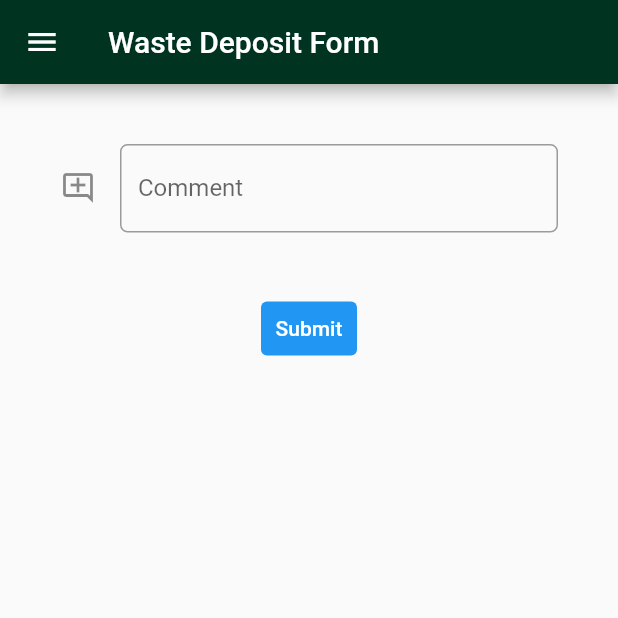
After one commit to arkanalexei/scrap.py-mobile, a Flutter app: the CommentFormPage screen opened directly, on a phone screen of 412 x 824 dp, the top half of it. The commit adds this screen. Run offline on Flutter 3.47's test engine with Material 2 defaults, Android fonts, the phone set to English and light mode, and no system bars; missing offline and left inert: pbp_django_auth.

Commit message:
comment form & comment model

```diff
--- a/lib/drawer.dart
+++ b/lib/drawer.dart
@@ -2,6 +2,7 @@ import 'package:flutter/material.dart';
 import 'package:scrappy/main.dart';
 import 'package:scrappy/pages/deposit/deposit.dart';
 import 'package:scrappy/pages/deposit/form.dart';
+import 'package:scrappy/pages/leaderboard/formComment.dart';
 import 'package:scrappy/pages/login.dart';
 import 'package:scrappy/pages/register.dart';
 import 'package:scrappy/pages/newsList.dart';
@@ -233,13 +234,13 @@ class _PublicDrawerState extends State<PublicDrawer> {
                 Visibility(
                   visible: context.watch<UserProvider>().getLogin,
                   child: ListTile(
-                    title: const Text('Waste Deposit Form'),
+                    title: const Text('Comment Form'),
                     onTap: () {
                       // Route menu ke halaman form
                       Navigator.pushReplacement(
                         context,
                         MaterialPageRoute(
-                            builder: (context) => const DepositFormPage()),
+                            builder: (context) => const CommentFormPage()),
                       );
                     },
                   ),
--- /dev/null
+++ b/lib/pages/deposit/comment.dart
@@ -0,0 +1,61 @@
+// To parse this JSON data, do
+//
+//     final comment = commentFromJson(jsonString);
+
+import 'dart:convert';
+
+List<Comment> commentFromJson(String str) => List<Comment>.from(json.decode(str).map((x) => Comment.fromJson(x)));
+
+String commentToJson(List<Comment> data) => json.encode(List<dynamic>.from(data.map((x) => x.toJson())));
+
+class Comment {
+    Comment({
+        required this.model,
+        required this.pk,
+        required this.fields,
+    });
+
+    String model;
+    int pk;
+    Fields fields;
+
+    factory Comment.fromJson(Map<String, dynamic> json) => Comment(
+        model: json["model"],
+        pk: json["pk"],
+        fields: Fields.fromJson(json["fields"]),
+    );
+
+    Map<String, dynamic> toJson() => {
+        "model": model,
+        "pk": pk,
+        "fields": fields.toJson(),
+    };
+}
+
+class Fields {
+    Fields({
+        required this.user,
+        required this.nama,
+        required this.comment,
+        required this.dateAdded,
+    });
+
+    int user;
+    String nama;
+    String comment;
+    DateTime dateAdded;
+
+    factory Fields.fromJson(Map<String, dynamic> json) => Fields(
+        user: json["user"],
+        nama: json["nama"],
+        comment: json["comment"],
+        dateAdded: DateTime.parse(json["date_added"]),
+    );
+
+    Map<String, dynamic> toJson() => {
+        "user": user,
+        "nama": nama,
+        "comment": comment,
+        "date_added": "${dateAdded.year.toString().padLeft(4, '0')}-${dateAdded.month.toString().padLeft(2, '0')}-${dateAdded.day.toString().padLeft(2, '0')}",
+    };
+}
--- /dev/null
+++ b/lib/pages/leaderboard/formComment.dart
@@ -0,0 +1,114 @@
+import 'dart:convert';
+
+import 'package:flutter/material.dart';
+import 'package:pbp_django_auth/pbp_django_auth.dart';
+import 'package:provider/provider.dart';
+import 'package:scrappy/drawer.dart';
+import 'package:scrappy/pages/deposit/deposit.dart';
+import '../../providers/constants.dart';
+
+class CommentFormPage extends StatefulWidget {
+  const CommentFormPage({super.key});
+
+  @override
+  State<CommentFormPage> createState() => _CommentFormState();
+}
+
+class _CommentFormState extends State<CommentFormPage> {
+  final _formKey = GlobalKey<FormState>();
+
+  /** Form Data (state) */
+  String _comment = '';
+  String _description = "";
+  // int user; // automatic
+  // DateTime date_time; // automatic
+
+  @override
+  Widget build(BuildContext context) {
+    final request = context.watch<CookieRequest>();
+    return Scaffold(
+      drawer: const PublicDrawer(),
+      appBar: AppBar(
+        title: const Text("Waste Deposit Form"),
+        backgroundColor: const Color(0xFF003320),
+      ),
+      body: SafeArea(
+        minimum: const EdgeInsets.all(20),
+        child: Center(
+          child: Column(
+            children: [
+              Form(
+                key: _formKey,
+                child: SingleChildScrollView(
+                  child: Padding(
+                    padding: const EdgeInsets.all(20.0),
+                    child: Column(
+                      children: <Widget>[
+                        TextFormField(
+                          decoration: InputDecoration(
+                            hintText: "Write your comment here...",
+                            labelText: "Comment",
+                            icon: const Icon(Icons.add_comment_outlined),
+                            border: OutlineInputBorder(
+                              borderRadius: BorderRadius.circular(5.0),
+                            ),
+                          ),
+                          onChanged: (String? value) {},
+                          validator: (String? value) {
+                            if (value == null || value.isEmpty) {
+                              return 'Comment cannot be empty.';
+                            } else {
+                              try {
+                                // equivalent to tryParse
+                                String num = value;
+                                // side effect (update state)
+                                setState(() => _comment = num);
+                              } on FormatException {
+                                return 'Comment must be a valid number.';
+                              }
+                              return null;
+                            }
+                          },
+                        ),
+
+                        const Padding(padding: EdgeInsets.all(20.0)),
+                        TextButton(
+                          style: ButtonStyle(
+                            backgroundColor:
+                                MaterialStateProperty.all(Colors.blue),
+                          ),
+                          onPressed: () async {
+                            String msg = "";
+                            if (_formKey.currentState!.validate()) {
+                              // send data to server
+                              final response = await request.post(
+                                '$SITE_URL/leaderboard/submit/',
+                                jsonEncode({
+                                  'comment': _comment,
+                                }),
+                              );
+                              // response SHOULD be in json form
+                              msg = response['message'].toString();
+                            } else {
+                              msg = "Invalid form. Recheck your data.";
+                            }
+                            ScaffoldMessenger.of(context)
+                                .showSnackBar(SnackBar(content: Text(msg)));
+                          },
+                          child: const Text(
+                            "Submit",
+                            style: TextStyle(color: Colors.white),
+                          ),
+                        ),
+                      ],
+                    ),
+                  ),
+                ),
+              ),
+            ],
+          ),
+        ),
+      ),
+    );
+  }
+}
```
